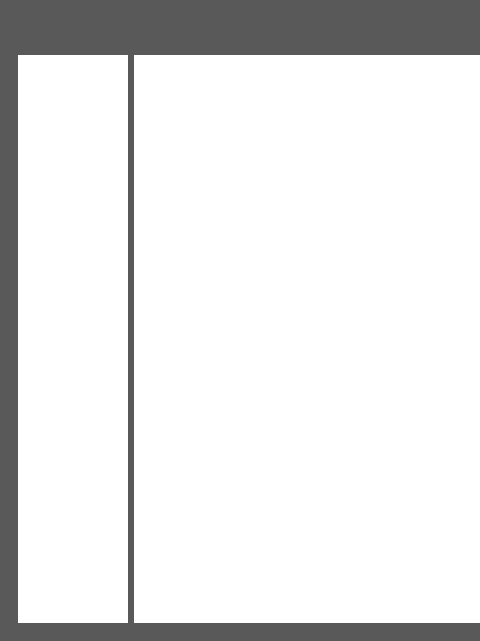
Before: the Qt Designer form GUI/ui/dialog_viewer.ui in dudtj5307/Packet_Parsing_Software, drawn with Qt 5; both pictures show x 0 to 480 and y 0 to 641 of the 1018 by 641 pixel window.
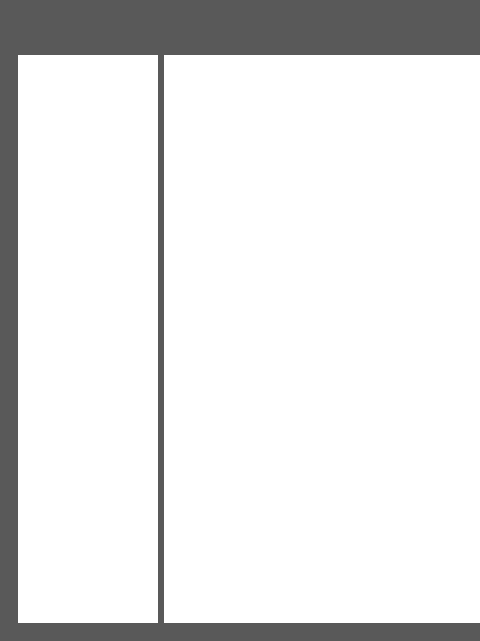
After: the same form once the commit is applied.

Commit message: utils/viewer - fixed gui & added func

What changed in the file:
```diff
--- a/GUI/ui/dialog_viewer.ui
+++ b/GUI/ui/dialog_viewer.ui
@@ -353,48 +353,27 @@
        <item row="0" column="1">
         <widget class="QTableView" name="table_csv">
          <property name="styleSheet">
-          <string notr="true">background-color: rgb(245, 245, 245);
-
-QTableView::horizontalHeader {
-    background-color: lightgray;
-    border-bottom: 1px solid darkgray;
-}
-
-QTableView::verticalHeader {
-    background-color: lightgray;
-    border-right: 1px solid darkgray;
-}
-
-QHeaderView::section:horizontal {
-    border-right: 1px solid darkgray;
-    padding-left: 4px;
-    padding-right: 0px;
-}
-
-QHeaderView::section:vertical {
-    padding-right: 4px;
-    padding-left: 0px;
-}</string>
+          <string notr="true"/>
          </property>
         </widget>
        </item>
        <item row="0" column="0">
         <widget class="QListWidget" name="list_csv_names">
          <property name="sizePolicy">
-          <sizepolicy hsizetype="Fixed" vsizetype="Expanding">
+          <sizepolicy hsizetype="MinimumExpanding" vsizetype="Expanding">
            <horstretch>0</horstretch>
            <verstretch>0</verstretch>
           </sizepolicy>
          </property>
          <property name="minimumSize">
           <size>
-           <width>110</width>
+           <width>140</width>
            <height>0</height>
           </size>
          </property>
          <property name="maximumSize">
           <size>
-           <width>110</width>
+           <width>140</width>
            <height>16777215</height>
           </size>
          </property>
```
Left out of the diff: 2 changed lines with no effect on the pictures. The commit also changes 3 other files.
